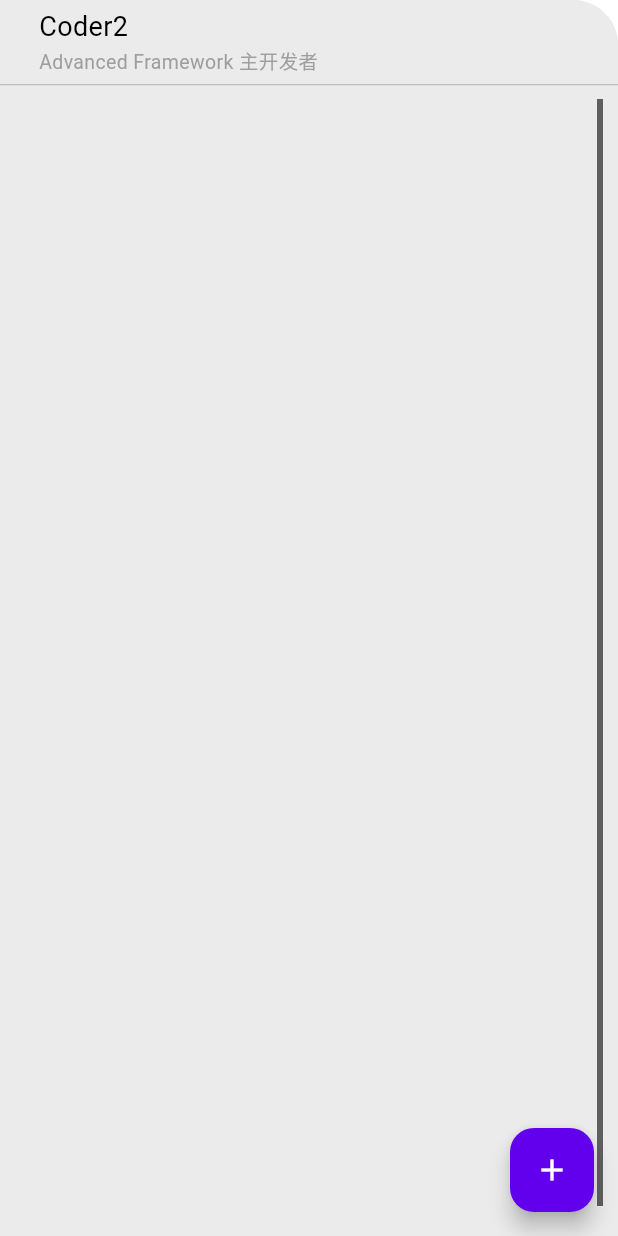
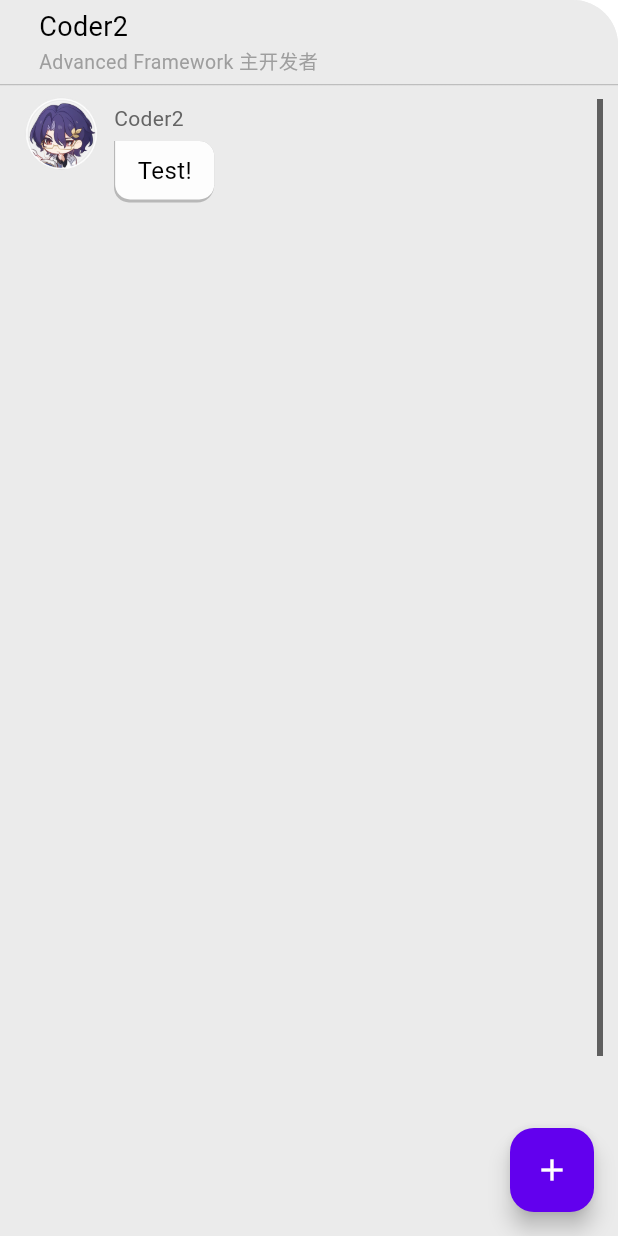
Before and after one commit to PrimogemStudio/flutter-starrail, a Flutter app: the screen it shows after launch, after a tap on the "add" icon, on a phone screen of 412 x 824 dp. Run offline on Flutter 3.47's test engine with Material 3 defaults, Android fonts, the phone set to English and light mode, and no system bars; Roboto replaces fonts that are missing (StarRailFont_bundle).

Commit message:
Update panel

```diff
--- a/lib/chat_main_page.dart
+++ b/lib/chat_main_page.dart
@@ -1,5 +1,3 @@
-import 'dart:ui';
-
 import 'package:flutter/material.dart';
 import 'package:flutter/rendering.dart';
 import 'package:flutter/scheduler.dart';
@@ -10,13 +8,15 @@ import 'packs/rounded_rect.dart';
 import 'dart:math';
 
 class ChatMainPage extends StatefulWidget {
-  const ChatMainPage({super.key});
+  ChatMainPage({super.key});
+
+  AnimationController? panelAnimation;
 
   @override
   State<ChatMainPage> createState() => ChatMainPageState();
 }
 
-class ChatMainPageState extends State<ChatMainPage> {
+class ChatMainPageState extends State<ChatMainPage> with TickerProviderStateMixin {
   List<Widget> list = [];
   AnimatedList? view;
   final ScrollController _controller = ScrollController();
@@ -27,7 +27,7 @@ class ChatMainPageState extends State<ChatMainPage> {
     const MethodChannel('MainPage.Event').setMethodCallHandler((call) async {
       switch (call.method) {
         case "addMsg":
-          final msg = call.arguments as String;
+          /*final msg = call.arguments as String;
           ListTile tt = ListTile(
               title: ChatMessageLine(
                   avatar: Image.asset("assets/avatars/jack253-png.png",
@@ -42,14 +42,14 @@ class ChatMainPageState extends State<ChatMainPage> {
             list.add(tt);
             key.currentState!.insertItem(list.length - 1);
             scrollToBottom();
-          });
+          });*/
           break;
       }
       return Random().nextInt(5);
     });
     const BasicMessageChannel('Channel2', StandardMessageCodec())
         .setMessageHandler((message) async {
-      ListTile tt = ListTile(
+      /*ListTile tt = ListTile(
           title: ChatMessageLine(
               avatar: Image.asset("assets/avatars/jack253-png.png",
                   width: 50.0, height: 50.0),
@@ -63,22 +63,32 @@ class ChatMainPageState extends State<ChatMainPage> {
         list.add(tt);
         key.currentState!.insertItem(list.length - 1);
         scrollToBottom();
-      });
+      });*/
     });
   }
 
   void addMsg() async {
-    var a = await const MethodChannel('MainPage.Event')
+    /*var a = await const MethodChannel('MainPage.Event')
         .invokeMethod("testPrint", Random().nextInt(100));
     var b = await const BasicMessageChannel('Channel2', StandardMessageCodec())
-        .send("Hello minecraft");
+        .send("Hello minecraft");*/
+    widget.panelAnimation ??= AnimationController(vsync: this, duration: const Duration(milliseconds: 350));
+    widget.panelAnimation!.addListener(() {
+      setState(() {
+        panelHeight = widget.panelAnimation!.value * 100;
+        scrollToBottom();
+      });
+    });
+    widget.panelAnimation!.reset();
+    widget.panelAnimation!.forward();
     ListTile tt = ListTile(
         title: ChatMessageLine(
             avatar: Image.asset("assets/avatars/jack253-png.png",
                 width: 50.0, height: 50.0),
             self: false,
             username: "Coder2",
-            text: '$a,$b',
+            // text: '$a,$b',
+            text: "Test!",
             msgResv: false,
             onLoadComplete: () => scrollToBottom()));
 
@@ -153,7 +163,7 @@ class ChatMainPageState extends State<ChatMainPage> {
   bool dragging = false;
   bool draggingInner = false;
   double targetOff = 0;
-  double tt = 0;
+  double panelHeight = 100;
 
   @override
   Widget build(BuildContext context) {
@@ -220,7 +230,7 @@ class ChatMainPageState extends State<ChatMainPage> {
                           onPointerUp: (e) {
                             dragging = false;
                           }))),
-              Padding(padding: EdgeInsets.only(top: tt)),
+              Padding(padding: EdgeInsets.only(top: panelHeight)),
             ]),
             Padding(
                 padding: const EdgeInsets.only(
--- a/lib/chat_message_line.dart
+++ b/lib/chat_message_line.dart
@@ -28,8 +28,7 @@ class ChatMessageLine extends StatefulWidget {
   State<ChatMessageLine> createState() => ChatMessageLineState();
 }
 
-class ChatMessageLineState extends State<ChatMessageLine>
-    with TickerProviderStateMixin {
+class ChatMessageLineState extends State<ChatMessageLine> with TickerProviderStateMixin {
   double o = 0;
   double o2 = 0;
   double o3 = 0;
--- a/lib/main.dart
+++ b/lib/main.dart
@@ -20,7 +20,7 @@ class MyApp extends StatelessWidget {
               surface: Color.fromARGB(255, 235, 235, 235)),
           useMaterial3: true,
           fontFamily: "StarRailFont_bundle"),
-      home: const ChatMainPage(),
+      home: ChatMainPage(),
     );
   }
 }
```
